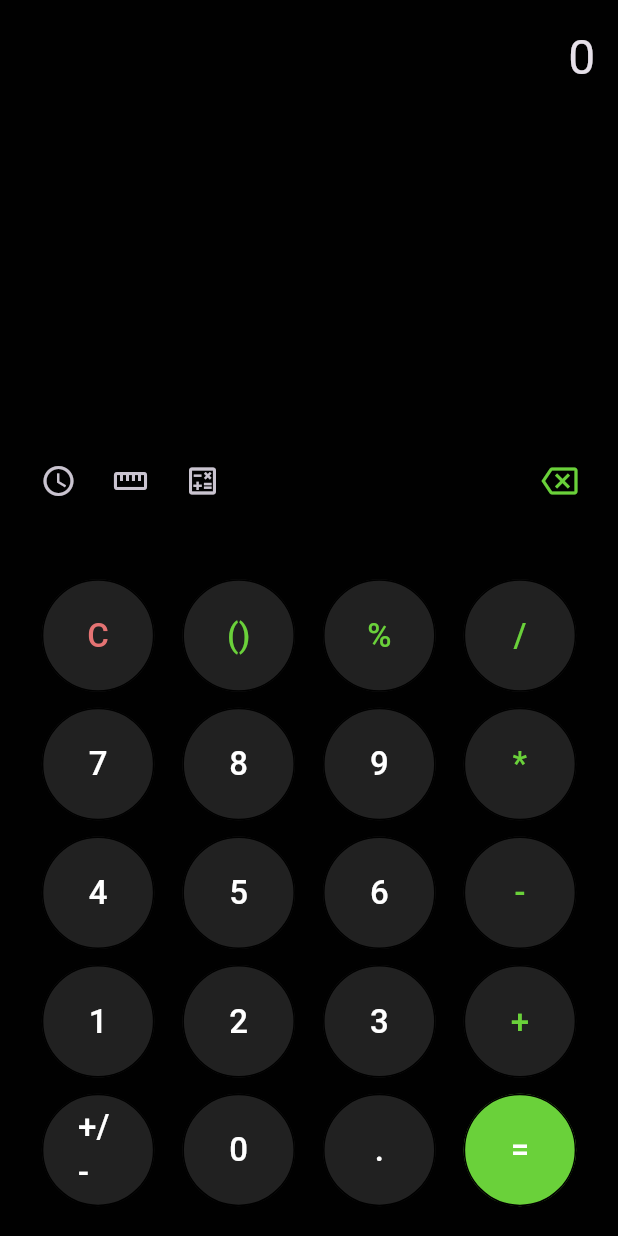
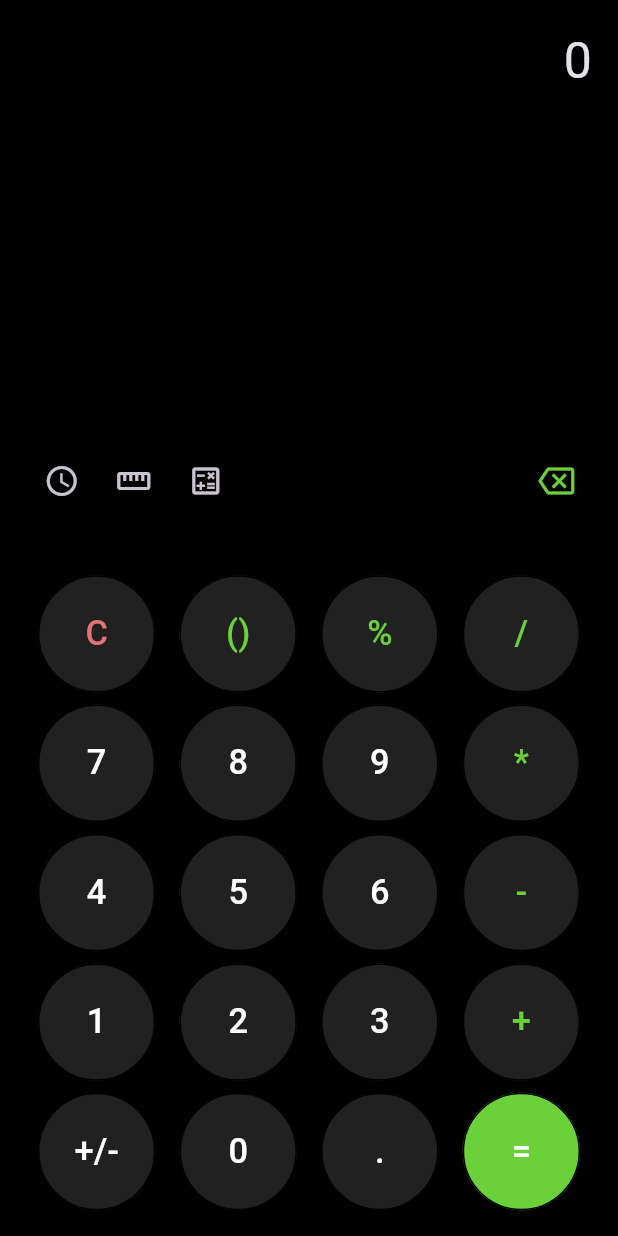
Before and after one commit to shayestehPn/calculator_with_bloc, a Flutter app: the screen it shows after launch, on a phone screen of 412 x 824 dp. Run offline on Flutter 3.47's test engine with Material 3 defaults, Android fonts, the phone set to English and light mode, and no system bars; our stand-ins replace flutter_bloc, flutter_screenutil, freezed_annotation, math_expressions.

Commit message:
make sizes responsive

```diff
--- a/lib/presentation/components/calculator_button.dart
+++ b/lib/presentation/components/calculator_button.dart
@@ -1,5 +1,6 @@
 import 'package:flutter/material.dart';
 import 'package:flutter_bloc/flutter_bloc.dart';
+import 'package:flutter_screenutil/flutter_screenutil.dart';
 
 import '../../business_logic/calculator_cubit.dart';
 import '../../const.dart';
@@ -17,7 +18,7 @@ class CalculatorButton extends StatelessWidget {
         return ElevatedButton(
           style: ElevatedButton.styleFrom(
             shape: const CircleBorder(side: BorderSide()),
-            fixedSize: const Size(75, 75),
+            fixedSize:  Size(75.r, 75.r),
             backgroundColor: getButtonBackGroundColor(),
           ),
           onPressed: () {
@@ -26,7 +27,7 @@ class CalculatorButton extends StatelessWidget {
           child: Text(
             label,
             style: TextStyle(
-              fontSize: 22,
+              fontSize: 22.sp,
               color: getButtonTextColor(),
             ),
           ),
--- a/lib/presentation/components/screen_widget.dart
+++ b/lib/presentation/components/screen_widget.dart
@@ -2,6 +2,7 @@ import 'package:flutter/material.dart';
 import 'package:flutter_bloc/flutter_bloc.dart';
 import 'package:flutter_calculator/business_logic/calculator_cubit.dart';
 import 'package:flutter_calculator/business_logic/calculator_state.dart';
+import 'package:flutter_screenutil/flutter_screenutil.dart';
 
 class ScreenWidget extends StatelessWidget {
   const ScreenWidget({super.key});
@@ -16,18 +17,18 @@ class ScreenWidget extends StatelessWidget {
             crossAxisAlignment: CrossAxisAlignment.stretch,
             children: [
               Padding(
-                padding: const EdgeInsets.all(15),
+                padding: EdgeInsets.symmetric(horizontal: 15.w, vertical: 15.w),
                 child: Text(
                   state.inputValue.isEmpty ? "0" : state.inputValue,
-                  style: const TextStyle(fontSize: 32),
+                  style: TextStyle(fontSize: 32.sp),
                   textAlign: TextAlign.right,
                 ),
               ),
               Padding(
-                padding: const EdgeInsets.all(15),
+                padding: EdgeInsets.symmetric(horizontal: 15.w, vertical: 15.w),
                 child: Text(
                   state.calculatedResult,
-                  style: const TextStyle(fontSize: 40),
+                  style: TextStyle(fontSize: 40.sp),
                   textAlign: TextAlign.right,
                 ),
               ),
--- a/lib/presentation/components/tools_widget.dart
+++ b/lib/presentation/components/tools_widget.dart
@@ -1,6 +1,7 @@
 import 'package:flutter/material.dart';
 import 'package:flutter_bloc/flutter_bloc.dart';
 import 'package:flutter_calculator/business_logic/calculator_cubit.dart';
+import 'package:flutter_screenutil/flutter_screenutil.dart';
 
 import '../../const.dart';
 
@@ -14,7 +15,7 @@ class ToolsWidget extends StatelessWidget {
         return Expanded(
           flex: 1,
           child: Padding(
-            padding: const EdgeInsets.symmetric(horizontal: 15),
+            padding: EdgeInsets.symmetric(horizontal: 15.w),
             child: Row(
               mainAxisAlignment: MainAxisAlignment.spaceBetween,
               children: [
@@ -42,7 +43,7 @@ class ToolsWidget extends StatelessWidget {
                 ),
                 IconButton(
                   onPressed: () {
-                      context.read<CalculatorCubit>().clearValueFromEnd();
+                    context.read<CalculatorCubit>().clearValueFromEnd();
                   },
                   icon: Icon(
                     Icons.backspace_outlined,
```
